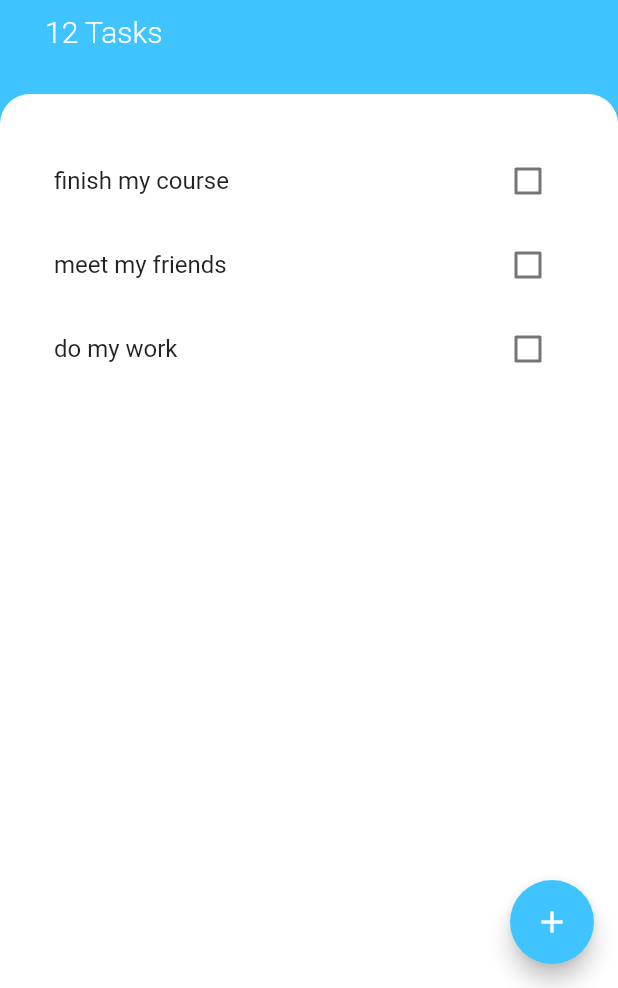
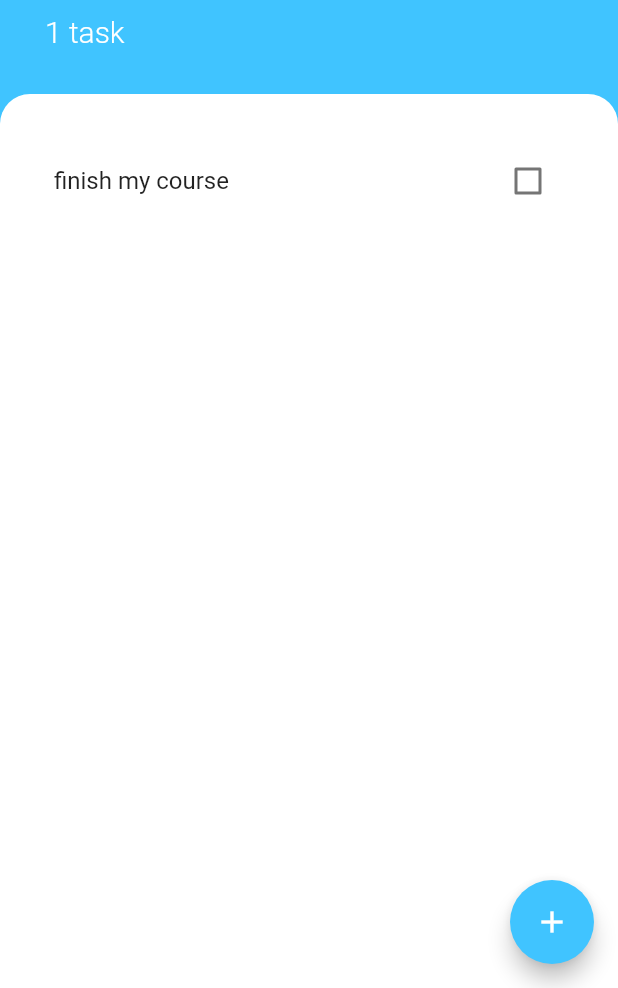
Before and after one commit to AmrAbdelmagid/Todoey_Flutter-to-do-app, a Flutter app: the screen it shows after launch, on a phone screen of 412 x 824 dp, the part 248-1236 px from its top. Run offline on Flutter 3.47's test engine with Material 2 defaults, Android fonts, the phone set to English and light mode, and no system bars.

Commit message:
Activate Add button

```diff
--- a/lib/screens/tasks_screen.dart
+++ b/lib/screens/tasks_screen.dart
@@ -1,8 +1,17 @@
 import 'package:flutter/material.dart';
+import 'package:todoey/models/task.dart';
 import 'package:todoey/widgets/tasks_list.dart';
 import 'add_task_screen.dart';
 
-class TasksScreen extends StatelessWidget {
+class TasksScreen extends StatefulWidget {
+  @override
+  _TasksScreenState createState() => _TasksScreenState();
+}
+
+class _TasksScreenState extends State<TasksScreen> {
+  List<Task> tasks = [
+    Task(name: 'finish my course'),
+  ];
   @override
   Widget build(BuildContext context) {
     return Scaffold(
@@ -15,7 +24,11 @@ class TasksScreen extends StatelessWidget {
               isScrollControlled: true,
               builder: (context) {
                 return SingleChildScrollView(
-                  child: AddTaskScreen(),
+                  child: AddTaskScreen(addTasksCallBack: (taskVal){
+                    setState(() {
+                      tasks.add(Task(name: taskVal));
+                    });
+                  },),
                   padding: EdgeInsets.only(
                       bottom: MediaQuery.of(context).viewInsets.bottom),
                 );
@@ -56,7 +69,7 @@ class TasksScreen extends StatelessWidget {
                     height: 10.0,
                   ),
                   Text(
-                    '12 Tasks',
+                     (tasks.length == 1) ? (tasks.length.toString() + ' task') : (tasks.length.toString() + ' tasks') ,
                     style: TextStyle(
                         color: Colors.white,
                         fontWeight: FontWeight.w300,
@@ -75,7 +88,7 @@ class TasksScreen extends StatelessWidget {
                   ),
                   color: Colors.white,
                 ),
-                child: TasksList(),
+                child: TasksList(tasks: tasks,),
               ),
             ),
           ],
--- a/lib/widgets/tasks_list.dart
+++ b/lib/widgets/tasks_list.dart
@@ -2,13 +2,10 @@ import 'package:flutter/material.dart';
 import 'package:todoey/widgets/task_tile.dart';
 import 'package:todoey/models/task.dart';
 
-List<Task> tasks = [
- Task(name: 'finish my course'),
- Task(name: 'meet my friends'),
- Task(name: 'do my work'),
-];
 
 class TasksList extends StatefulWidget {
+  final List<Task> tasks;
+  TasksList({this.tasks});
   @override
   _TasksListState createState() => _TasksListState();
 }
@@ -18,13 +15,13 @@ class _TasksListState extends State<TasksList> {
   Widget build(BuildContext context) {
     return ListView.builder(
       itemBuilder: (context,index){
-        return TaskTile(name: tasks[index].name,isChecked: tasks[index].isDone,onChangedCallback: (checkboxState){
+        return TaskTile(name: widget.tasks[index].name,isChecked: widget.tasks[index].isDone,onChangedCallback: (checkboxState){
           setState(() {
-            tasks[index].toggleIsDone();
+            widget.tasks[index].toggleIsDone();
           });
         },);
       },
-      itemCount: tasks.length,
+      itemCount: widget.tasks.length,
     );
   }
 }
```
Also changed, not shown: lib/screens/add_task_screen.dart (+10 -1 lines).
